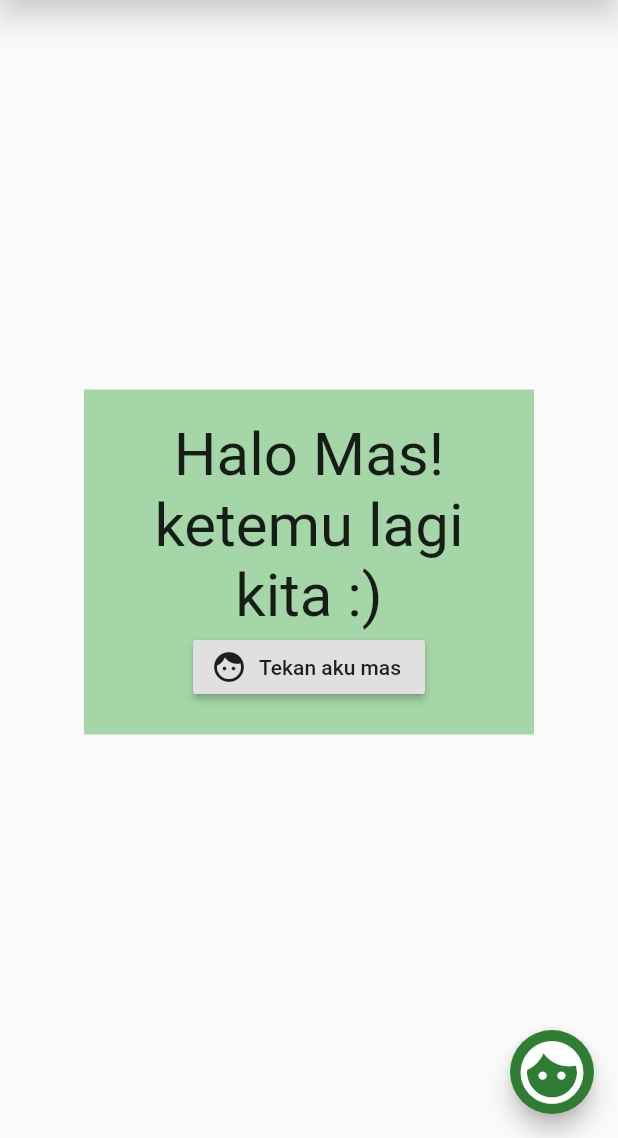
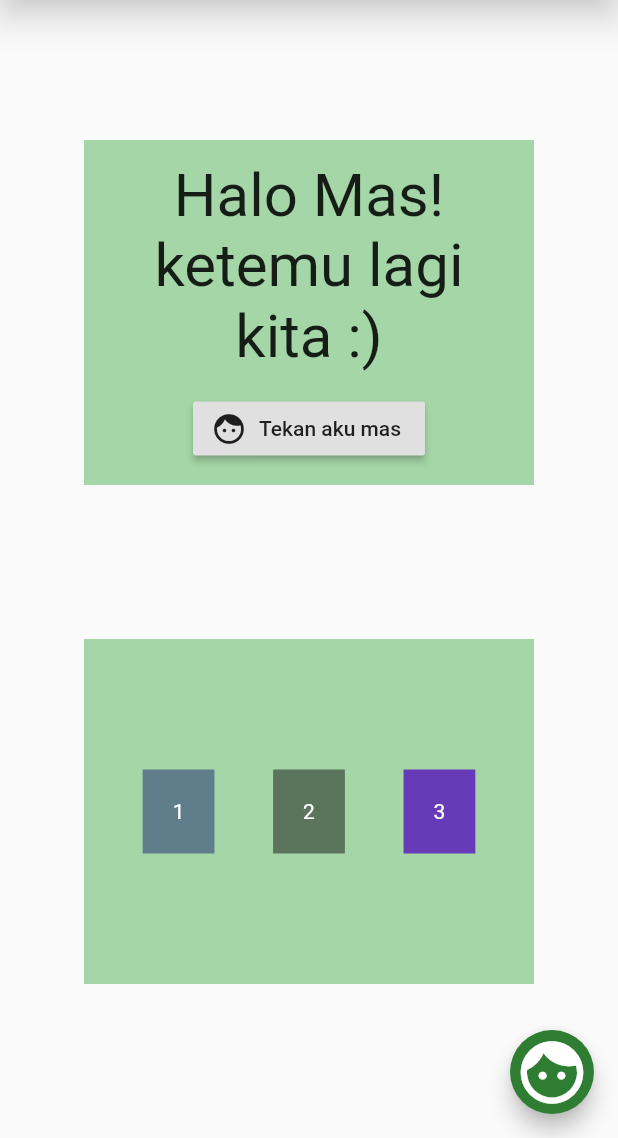
Before and after one commit to bintangDiyantoro/ninjaflutter, a Flutter app: the screen it shows after launch, on a phone screen of 412 x 824 dp, the part 98-1236 px from its top. Run offline on Flutter 3.47's test engine with Material 2 defaults, Android fonts, the phone set to English and light mode, and no system bars.

Commit message:
Row & Column, cross & main axis

```diff
--- a/lib/main.dart
+++ b/lib/main.dart
@@ -14,9 +14,15 @@ class MyApp extends StatelessWidget {
           elevation: 10,
         ),
         body: Center(
-          child: Container(
+            child: Column(
+          crossAxisAlignment: CrossAxisAlignment.center,
+          mainAxisAlignment: MainAxisAlignment.spaceEvenly,
+          children: <Widget>[
+            Container(
               color: Colors.green[200],
               child: Column(
+                crossAxisAlignment: CrossAxisAlignment.center,
+                mainAxisAlignment: MainAxisAlignment.spaceEvenly,
                 children: <Widget>[
                   Text(
                     "Halo Mas! \nketemu lagi kita :)",
@@ -32,11 +38,48 @@ class MyApp extends StatelessWidget {
                   )
                 ],
               ),
-            padding: EdgeInsets.all(20),
+              // padding: EdgeInsets.all(20),
               height: 230,
               width: 300,
             ),
+            Container(
+              color: Colors.green[200],
+              child: Row(
+                crossAxisAlignment: CrossAxisAlignment.center,
+                mainAxisAlignment: MainAxisAlignment.spaceEvenly,
+                children: <Widget>[
+                  Container(
+                    child: Text(
+                      "1",
+                      style: TextStyle(color: Colors.white),
                     ),
+                    padding: EdgeInsets.all(20),
+                    color: Colors.blueGrey,
+                  ),
+                  Container(
+                    child: Text(
+                      "2",
+                      style: TextStyle(color: Colors.white),
+                    ),
+                    padding: EdgeInsets.all(20),
+                    color: Colors.black45,
+                  ),
+                  Container(
+                    child: Text(
+                      "3",
+                      style: TextStyle(color: Colors.white),
+                    ),
+                    padding: EdgeInsets.all(20),
+                    color: Colors.deepPurple,
+                  ),
+                ],
+              ),
+              // padding: EdgeInsets.all(20),
+              height: 230,
+              width: 300,
+            ),
+          ],
+        )),
         floatingActionButton: FloatingActionButton(
           backgroundColor: Colors.green[800],
           onPressed: () {},
```
Lines whose indentation alone changed are shown as unchanged.
